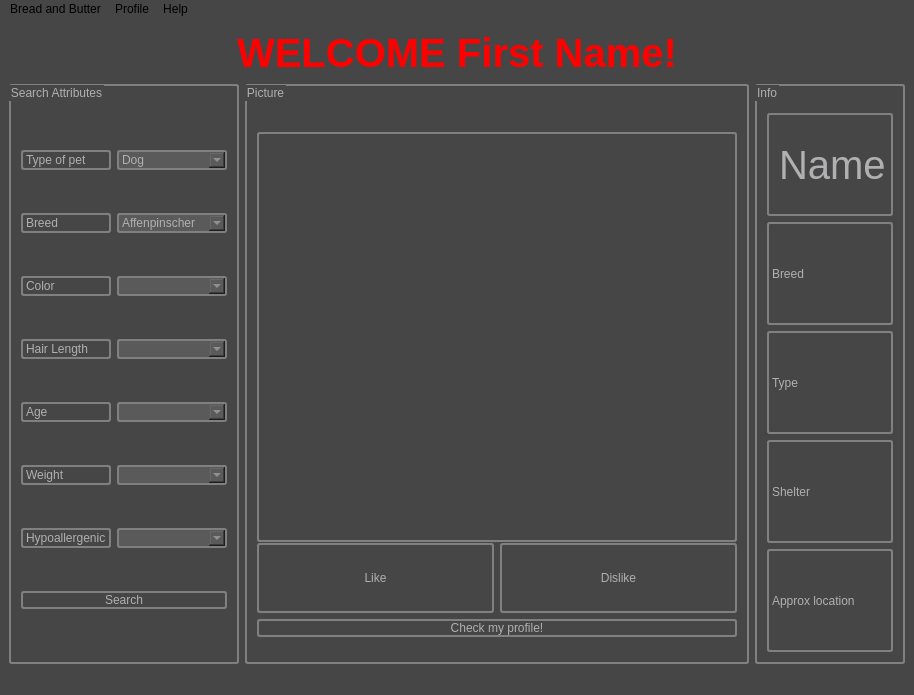
Before: the Qt Designer form breadnbutter/gui/petdisplay.ui in jacksodl23/cs-205-pet-adoption, drawn with Qt 5.
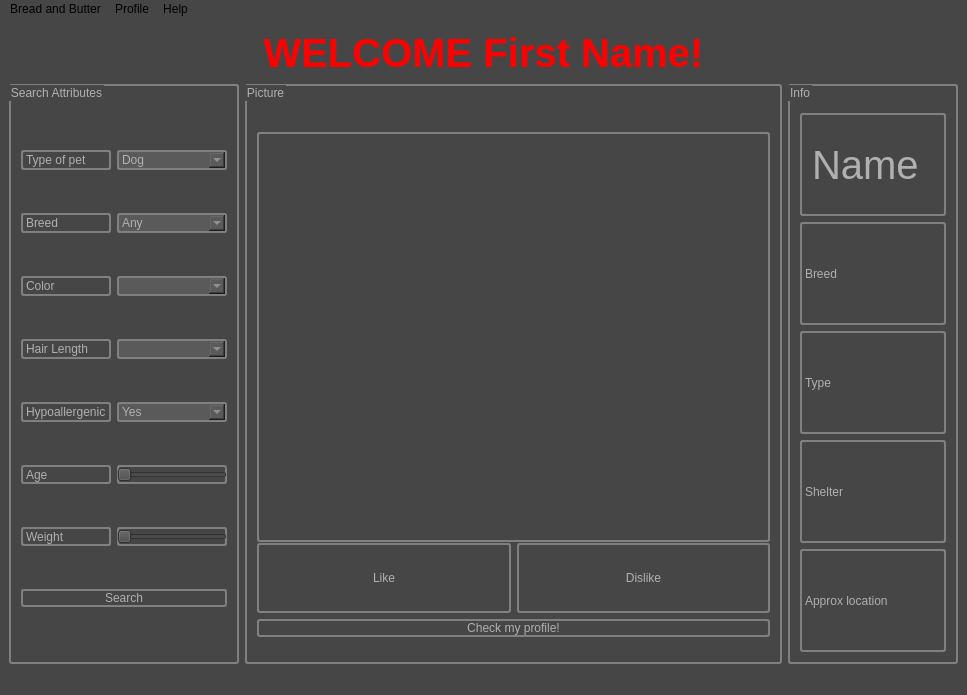
After: the same form once the commit is applied.

```diff
--- a/breadnbutter/gui/petdisplay.ui
+++ b/breadnbutter/gui/petdisplay.ui
@@ -6,7 +6,7 @@
    <rect>
     <x>0</x>
     <y>0</y>
-    <width>914</width>
+    <width>967</width>
     <height>695</height>
    </rect>
   </property>
@@ -62,13 +62,13 @@
        <string>Search Attributes</string>
       </property>
       <layout class="QGridLayout" name="gridLayout">
-       <item row="6" column="0">
-        <widget class="QLabel" name="label_9">
+       <item row="7" column="0">
+        <widget class="QLabel" name="label_8">
          <property name="styleSheet">
           <string notr="true">color: rgb(176, 175, 177);</string>
          </property>
          <property name="text">
-          <string>Hypoallergenic</string>
+          <string>Weight</string>
          </property>
         </widget>
        </item>
@@ -79,40 +79,17 @@
          </property>
         </widget>
        </item>
-       <item row="7" column="0" colspan="2">
-        <widget class="QPushButton" name="pushButton">
-         <property name="styleSheet">
-          <string notr="true">color: rgb(176, 175, 177);</string>
+       <item row="7" column="1">
+        <widget class="QSlider" name="horizontalSlider_2">
+         <property name="orientation">
+          <enum>Qt::Horizontal</enum>
          </property>
-         <property name="text">
-          <string>Search</string>
-         </property>
         </widget>
        </item>
-       <item row="3" column="1">
-        <widget class="QComboBox" name="hairLenBox">
-         <property name="styleSheet">
-          <string notr="true">background-color: rgb(90, 90, 90);</string>
-         </property>
-        </widget>
-       </item>
-       <item row="2" column="0">
-        <widget class="QLabel" name="label_5">
-         <property name="styleSheet">
-          <string notr="true">color: rgb(176, 175, 177);</string>
-         </property>
-         <property name="text">
-          <string>Color</string>
-         </property>
-        </widget>
-       </item>
-       <item row="0" column="0">
-        <widget class="QLabel" name="label">
-         <property name="styleSheet">
-          <string notr="true">color: rgb(176, 175, 177);</string>
-         </property>
-         <property name="text">
-          <string>Type of pet</string>
+       <item row="6" column="1">
+        <widget class="QSlider" name="horizontalSlider">
+         <property name="orientation">
+          <enum>Qt::Horizontal</enum>
          </property>
         </widget>
        </item>
@@ -133,10 +110,33 @@
          </item>
         </widget>
        </item>
-       <item row="5" column="1">
-        <widget class="QComboBox" name="weightBox">
+       <item row="1" column="0">
+        <widget class="QLabel" name="label_2">
          <property name="styleSheet">
-          <string notr="true">background-color: rgb(90, 90, 90);</string>
+          <string notr="true">color: rgb(176, 175, 177);</string>
+         </property>
+         <property name="text">
+          <string>Breed</string>
+         </property>
+        </widget>
+       </item>
+       <item row="6" column="0">
+        <widget class="QLabel" name="label_7">
+         <property name="styleSheet">
+          <string notr="true">color: rgb(176, 175, 177);</string>
+         </property>
+         <property name="text">
+          <string>Age</string>
+         </property>
+        </widget>
+       </item>
+       <item row="0" column="0">
+        <widget class="QLabel" name="label">
+         <property name="styleSheet">
+          <string notr="true">color: rgb(176, 175, 177);</string>
+         </property>
+         <property name="text">
+          <string>Type of pet</string>
          </property>
         </widget>
        </item>
@@ -150,28 +150,16 @@
          </property>
         </widget>
        </item>
-       <item row="6" column="1">
-        <widget class="QComboBox" name="hypoBox">
-         <property name="styleSheet">
-          <string notr="true">background-color: rgb(90, 90, 90);</string>
-         </property>
-        </widget>
-       </item>
-       <item row="5" column="0">
-        <widget class="QLabel" name="label_8">
-         <property name="styleSheet">
-          <string notr="true">color: rgb(176, 175, 177);</string>
-         </property>
-         <property name="text">
-          <string>Weight</string>
-         </property>
-        </widget>
-       </item>
        <item row="1" column="1">
         <widget class="QComboBox" name="breedBox">
          <property name="styleSheet">
           <string notr="true">background-color: rgb(90, 90, 90);</string>
          </property>
+         <item>
+          <property name="text">
+           <string>Any</string>
+          </property>
+         </item>
          <item>
           <property name="text">
            <string>Affenpinscher</string>
@@ -194,30 +182,57 @@
          </item>
         </widget>
        </item>
-       <item row="1" column="0">
-        <widget class="QLabel" name="label_2">
+       <item row="5" column="1">
+        <widget class="QComboBox" name="hypoBox">
          <property name="styleSheet">
+          <string notr="true">background-color: rgb(90, 90, 90);</string>
+         </property>
+         <item>
+          <property name="text">
+           <string>Yes</string>
+          </property>
+         </item>
+         <item>
+          <property name="text">
+           <string>No</string>
+          </property>
+         </item>
+        </widget>
+       </item>
+       <item row="9" column="0" colspan="2">
+        <widget class="QPushButton" name="pushButton">
+         <property name="styleSheet">
           <string notr="true">color: rgb(176, 175, 177);</string>
          </property>
          <property name="text">
-          <string>Breed</string>
+          <string>Search</string>
          </property>
         </widget>
        </item>
-       <item row="4" column="1">
-        <widget class="QComboBox" name="ageBox">
+       <item row="3" column="1">
+        <widget class="QComboBox" name="hairLenBox">
          <property name="styleSheet">
           <string notr="true">background-color: rgb(90, 90, 90);</string>
          </property>
         </widget>
        </item>
-       <item row="4" column="0">
-        <widget class="QLabel" name="label_7">
+       <item row="2" column="0">
+        <widget class="QLabel" name="label_5">
          <property name="styleSheet">
           <string notr="true">color: rgb(176, 175, 177);</string>
          </property>
          <property name="text">
-          <string>Age</string>
+          <string>Color</string>
+         </property>
+        </widget>
+       </item>
+       <item row="5" column="0">
+        <widget class="QLabel" name="label_9">
+         <property name="styleSheet">
+          <string notr="true">color: rgb(176, 175, 177);</string>
+         </property>
+         <property name="text">
+          <string>Hypoallergenic</string>
          </property>
         </widget>
        </item>
@@ -226,6 +241,12 @@
     </item>
     <item row="1" column="1">
      <widget class="QGroupBox" name="groupBox_2">
+      <property name="maximumSize">
+       <size>
+        <width>550</width>
+        <height>16777215</height>
+       </size>
+      </property>
       <property name="styleSheet">
        <string notr="true">color: rgb(176, 175, 177);
 border: 2px solid  grey; 
@@ -300,9 +321,15 @@
     </item>
     <item row="1" column="2">
      <widget class="QGroupBox" name="groupBox_3">
+      <property name="minimumSize">
+       <size>
+        <width>170</width>
+        <height>0</height>
+       </size>
+      </property>
       <property name="maximumSize">
        <size>
-        <width>150</width>
+        <width>170</width>
         <height>16777215</height>
        </size>
       </property>
@@ -372,7 +399,7 @@
     <rect>
      <x>0</x>
      <y>0</y>
-     <width>914</width>
+     <width>967</width>
      <height>21</height>
     </rect>
    </property>
```
